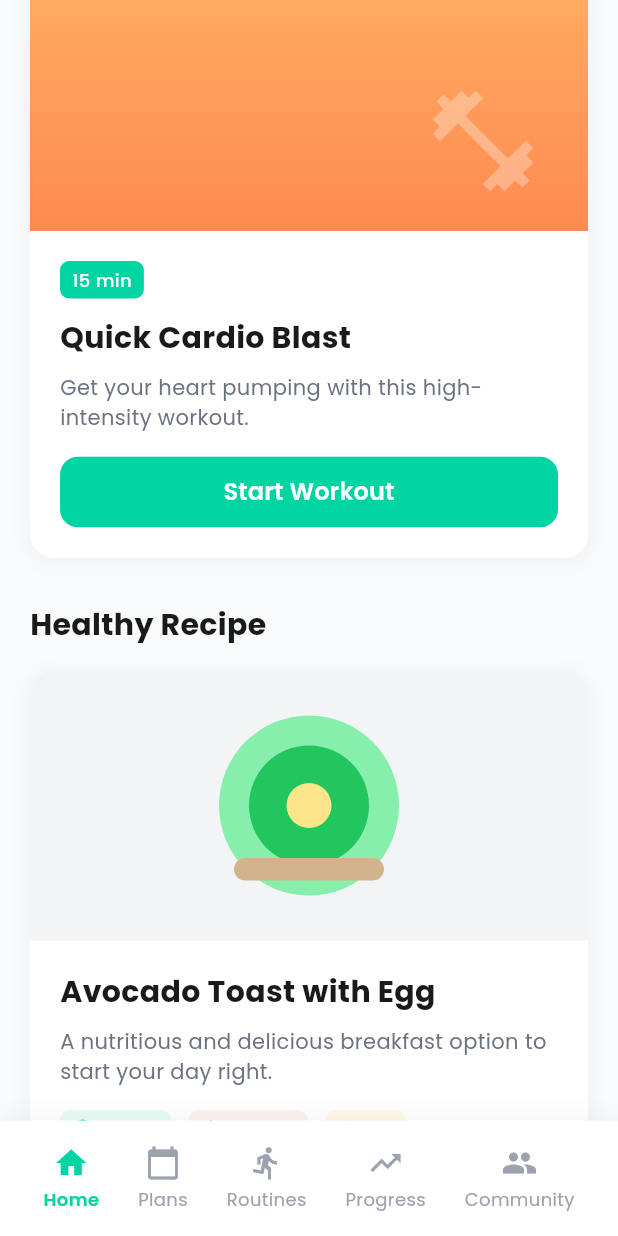
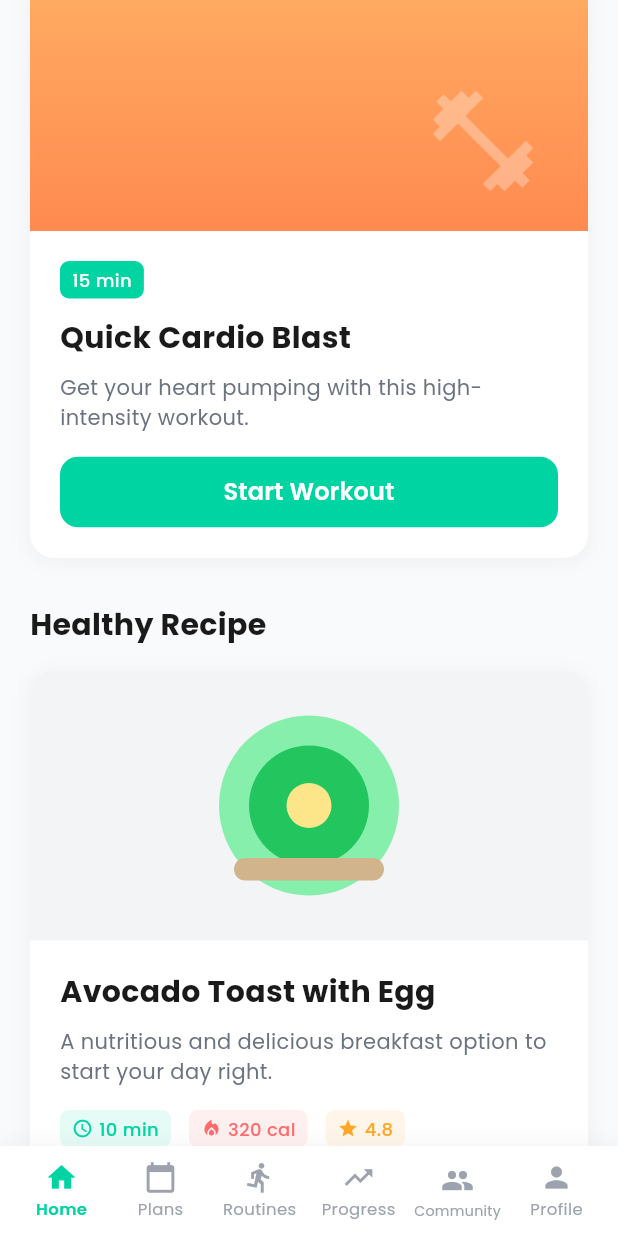
Before and after one commit to GrullonDev/FitMotiv, a Flutter app: the HomeScreen screen opened by its route, scrolled down 576 dp, on a phone screen of 412 x 824 dp. Run offline on Flutter 3.47's test engine with Material 3 defaults, Android fonts, the light colour scheme and no system bars; our stand-ins replace animate_do, get_it, google_fonts, percent_indicator.

Commit message:
feat: update screens for improved navigation and UI consistency; refactor widget structure and styling

```diff
--- a/lib/screens/home_screen.dart
+++ b/lib/screens/home_screen.dart
@@ -5,6 +5,7 @@ import 'package:fit_motiv/screens/plans_screen.dart';
 import 'package:fit_motiv/screens/routines_screen.dart';
 import 'package:fit_motiv/screens/progress_screen.dart';
 import 'package:fit_motiv/screens/community_screen.dart';
+import 'package:fit_motiv/screens/profile_screen.dart';
 
 class HomeScreen extends StatefulWidget {
   const HomeScreen({super.key});
@@ -22,6 +23,7 @@ class _HomeScreenState extends State<HomeScreen> {
     RoutinesScreen(),
     ProgressScreen(),
     CommunityScreen(),
+    ProfileScreen(),
   ];
 
   void _onItemSelected(int index) {
--- a/lib/screens/settings_screen.dart
+++ b/lib/screens/settings_screen.dart
@@ -61,7 +61,7 @@ class SettingsScreen extends StatelessWidget {
                 trailing: Switch(
                   value: false,
                   onChanged: (value) {},
-                  activeColor: AppColors.primary,
+                  activeThumbColor: AppColors.primary,
                 ),
               ),
             ],
--- a/lib/widgets/bottom_navigation_bar.dart
+++ b/lib/widgets/bottom_navigation_bar.dart
@@ -19,7 +19,7 @@ class CustomBottomNavigationBar extends StatelessWidget {
         color: Colors.white,
         boxShadow: [
           BoxShadow(
-            color: Colors.grey.withOpacity(0.1),
+            color: Colors.grey.withValues(alpha: 0.1),
             spreadRadius: 1,
             blurRadius: 10,
             offset: const Offset(0, -2),
@@ -28,9 +28,9 @@ class CustomBottomNavigationBar extends StatelessWidget {
       ),
       child: SafeArea(
         child: Padding(
-          padding: const EdgeInsets.symmetric(horizontal: 16, vertical: 8),
+          padding: const EdgeInsets.symmetric(horizontal: 8, vertical: 6),
           child: Row(
-            mainAxisAlignment: MainAxisAlignment.spaceAround,
+            crossAxisAlignment: CrossAxisAlignment.end,
             children: [
               _buildNavItem(
                 icon: Icons.home,
@@ -62,6 +62,12 @@ class CustomBottomNavigationBar extends StatelessWidget {
                 index: 4,
                 isSelected: selectedIndex == 4,
               ),
+              _buildNavItem(
+                icon: Icons.person,
+                label: 'Profile',
+                index: 5,
+                isSelected: selectedIndex == 5,
+              ),
             ],
           ),
         ),
@@ -75,30 +81,38 @@ class CustomBottomNavigationBar extends StatelessWidget {
     required int index,
     required bool isSelected,
   }) {
-    return GestureDetector(
+    return Expanded(
+      child: InkWell(
+        borderRadius: BorderRadius.circular(12),
         onTap: () => onItemSelected(index),
         child: AnimatedContainer(
-        duration: const Duration(milliseconds: 200),
-        padding: const EdgeInsets.symmetric(horizontal: 12, vertical: 8),
+          duration: const Duration(milliseconds: 180),
+          padding: const EdgeInsets.symmetric(horizontal: 4, vertical: 4),
           child: Column(
             mainAxisSize: MainAxisSize.min,
             children: [
               Icon(
                 icon,
-              size: 24,
+                size: 22,
                 color: isSelected ? AppColors.primary : const Color(0xFF9CA3AF),
               ),
-            const SizedBox(height: 4),
-            Text(
+              const SizedBox(height: 2),
+              FittedBox(
+                child: Text(
                   label,
                   style: AppTextStyles.bodySmall.copyWith(
+                    fontSize: 11,
                     fontWeight: isSelected ? FontWeight.w600 : FontWeight.w400,
-                color: isSelected ? AppColors.primary : const Color(0xFF9CA3AF),
+                    color: isSelected
+                        ? AppColors.primary
+                        : const Color(0xFF9CA3AF),
+                  ),
                 ),
               ),
             ],
           ),
         ),
+      ),
     );
   }
 }
```
Also changed, not shown: lib/screens/forgot_password_screen.dart (+12 -7 lines), lib/screens/login_screen.dart (+15 -8 lines), lib/screens/onboarding_screen.dart (+2 -5 lines), lib/screens/profile_screen.dart (+33 -15 lines), lib/screens/register_screen.dart (+11 -3 lines), 3 other files. Lines whose indentation alone changed are shown as unchanged.
